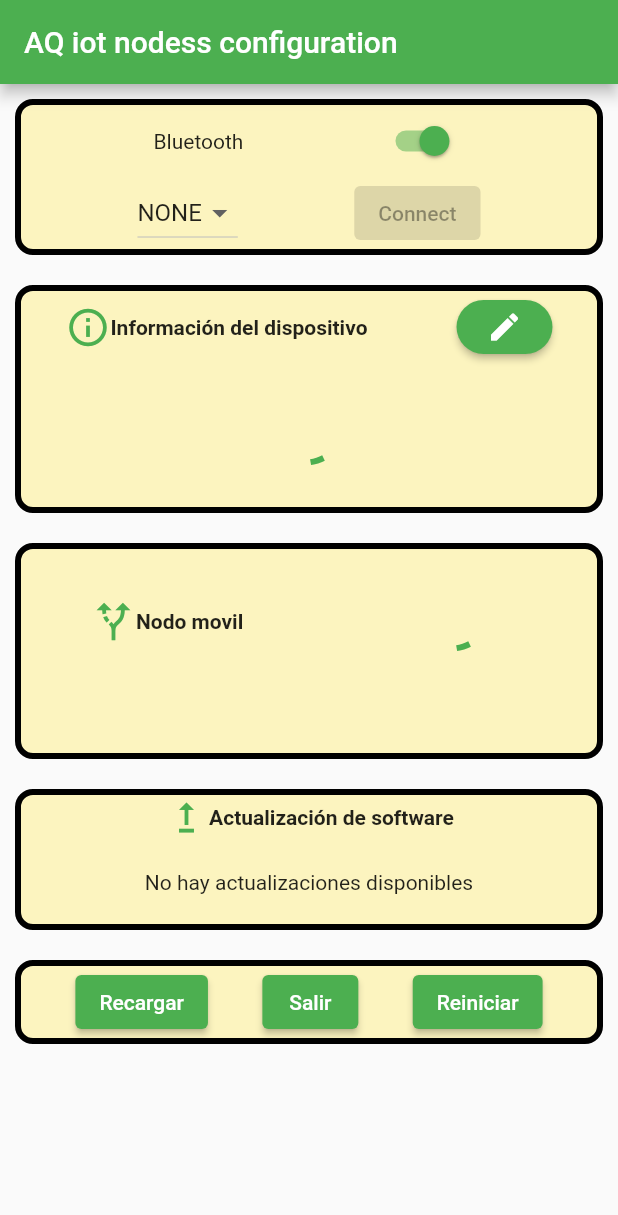
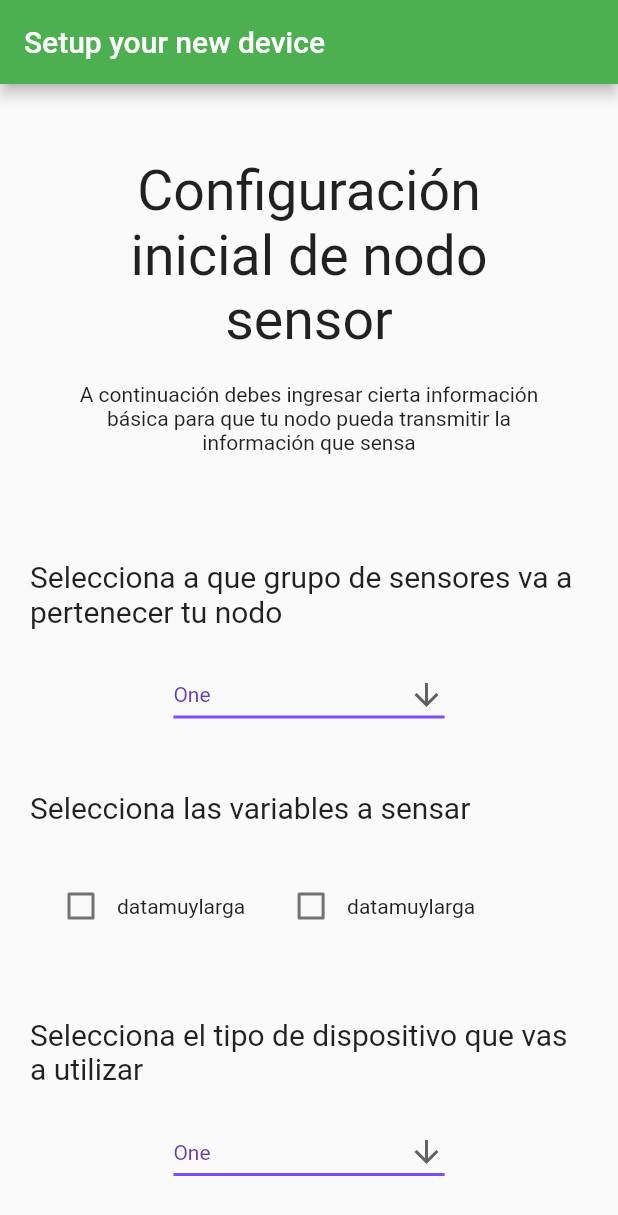
Before and after one commit to IoT-for-Air-Quality/aq_iot_flutter, a Flutter app: the screen it shows after launch, on a phone screen of 412 x 824 dp. Shown: the top 1215 px of the screen. Run offline on Flutter 3.47's test engine with Material 2 defaults, Android fonts, the phone set to English and light mode, and no system bars; our stand-ins replace flutter_bluetooth_serial, geolocator, google_maps_flutter; missing offline and left inert: mqtt_client.

Commit message:
NewDevice

```diff
--- a/lib/MQTTManager.dart
+++ b/lib/MQTTManager.dart
@@ -17,7 +17,7 @@ class MQTTManager {
         _host = host;
 
   void initializeMQTTClient() {
-    _client = MqttServerClient("test.mosquitto.org", '');
+    _client = MqttServerClient("35.237.59.165", '');
     _client!.port = 1883;
     _client!.keepAlivePeriod = 20;
     _client!.onDisconnected = onDisconnected;
--- /dev/null
+++ b/lib/NewDevice.dart
@@ -0,0 +1,405 @@
+import 'package:flutter/material.dart';
+import 'package:flutter/foundation.dart';
+import 'dart:async';
+import 'package:google_maps_flutter/google_maps_flutter.dart';
+import 'package:geolocator/geolocator.dart';
+import 'package:flutter/gestures.dart';
+
+class NewDevice extends StatefulWidget {
+  NewDevice({Key? key}) : super(key: key);
+
+  @override
+  _NewDeviceState createState() => _NewDeviceState();
+}
+
+class _NewDeviceState extends State<NewDevice> {
+  double latitude = 0;
+  double longitude = 0;
+
+  void _submit() {}
+  Future<Position> _determinePosition() async {
+    bool serviceEnabled;
+    LocationPermission permission;
+
+    // Test if location services are enabled.
+    serviceEnabled = await Geolocator.isLocationServiceEnabled();
+    if (!serviceEnabled) {
+      // Location services are not enabled don't continue
+      // accessing the position and request users of the
+      // App to enable the location services.
+      return Future.error('Location services are disabled.');
+    }
+
+    permission = await Geolocator.checkPermission();
+    if (permission == LocationPermission.denied) {
+      permission = await Geolocator.requestPermission();
+      if (permission == LocationPermission.denied) {
+        // Permissions are denied, next time you could try
+        // requesting permissions again (this is also where
+        // Android's shouldShowRequestPermissionRationale
+        // returned true. According to Android guidelines
+        // your App should show an explanatory UI now.
+        return Future.error('Location permissions are denied');
+      }
+    }
+
+    if (permission == LocationPermission.deniedForever) {
+      // Permissions are denied forever, handle appropriately.
+      return Future.error(
+          'Location permissions are permanently denied, we cannot request permissions.');
+    }
+
+    // When we reach here, permissions are granted and we can
+    // continue accessing the position of the device.
+    return await Geolocator.getCurrentPosition();
+  }
+
+  Completer<GoogleMapController> _controller = Completer();
+
+  static final CameraPosition _kGooglePlex = CameraPosition(
+    target: LatLng(37.42796133580664, -122.085749655962),
+    zoom: 14.4746,
+  );
+
+  static final CameraPosition _kLake = CameraPosition(
+      bearing: 192.8334901395799,
+      target: LatLng(37.43296265331129, -122.08832357078792),
+      tilt: 59.440717697143555,
+      zoom: 19.151926040649414);
+  String dropdownValue = 'One';
+  bool isChecked = false;
+
+  @override
+  Widget build(BuildContext context) {
+    return Scaffold(
+        appBar: AppBar(
+          title: const Text('Setup your new device'),
+        ),
+        body: Container(
+          child: SingleChildScrollView(
+            child: Container(
+                child: Column(
+              children: [
+                Container(
+                  margin: const EdgeInsets.all(50.0),
+                  alignment: Alignment.center,
+                  decoration: BoxDecoration(),
+                  child: Column(
+                    children: [
+                      Row(
+                        mainAxisAlignment: MainAxisAlignment.spaceEvenly,
+                        children: [
+                          Flexible(
+                            child: Text(
+                              'Configuración inicial de nodo sensor',
+                              textAlign: TextAlign.center,
+                              style: TextStyle(
+                                fontSize: 37,
+                              ),
+                            ),
+                          )
+                        ],
+                      ),
+                      Row(
+                        mainAxisAlignment: MainAxisAlignment.spaceEvenly,
+                        children: [
+                          Flexible(
+                              child: Padding(
+                            padding: const EdgeInsets.only(
+                              top: 20,
+                            ),
+                            child: Text(
+                              'A continuación debes ingresar cierta información básica para que tu nodo pueda transmitir la información que sensa',
+                              textAlign: TextAlign.center,
+                            ),
+                          ))
+                        ],
+                      )
+                    ],
+                  ),
+                ),
+                Container(
+                  margin: const EdgeInsets.all(20.0),
+                  alignment: Alignment.center,
+                  decoration: BoxDecoration(),
+                  child: Column(
+                    children: [
+                      Row(
+                        children: [
+                          Flexible(
+                            child: Text(
+                              'Selecciona a que grupo de sensores va a pertenecer tu nodo',
+                              textAlign: TextAlign.left,
+                              style: TextStyle(
+                                fontSize: 20,
+                              ),
+                            ),
+                          )
+                        ],
+                      ),
+                      Row(
+                        mainAxisAlignment: MainAxisAlignment.spaceEvenly,
+                        children: [
+                          Flexible(
+                              child: Padding(
+                                  padding: const EdgeInsets.only(
+                                    top: 20,
+                                    bottom: 40,
+                                  ),
+                                  child: DropdownButton<String>(
+                                    value: dropdownValue,
+                                    icon: const Icon(Icons.arrow_downward),
+                                    iconSize: 24,
+                                    elevation: 16,
+                                    style: const TextStyle(
+                                        color: Colors.deepPurple),
+                                    underline: Container(
+                                      height: 2,
+                                      color: Colors.deepPurpleAccent,
+                                    ),
+                                    onChanged: (String? newValue) {
+                                      setState(() {
+                                        dropdownValue = newValue!;
+                                      });
+                                    },
+                                    items: <String>[
+                                      'One',
+                                      'Two',
+                                      'Free',
+                                      'Universidad de los Andes'
+                                    ].map<DropdownMenuItem<String>>(
+                                        (String value) {
+                                      return DropdownMenuItem<String>(
+                                        value: value,
+                                        child: Text(value),
+                                      );
+                                    }).toList(),
+                                  )))
+                        ],
+                      ),
+                      Row(
+                        children: [
+                          Flexible(
+                            child: Text(
+                              'Selecciona las variables a sensar',
+                              textAlign: TextAlign.left,
+                              style: TextStyle(
+                                fontSize: 20,
+                              ),
+                            ),
+                          )
+                        ],
+                      ),
+                      Row(
+                        mainAxisAlignment: MainAxisAlignment.spaceEvenly,
+                        children: [
+                          Flexible(
+                              child: Padding(
+                                  padding: const EdgeInsets.only(
+                                    top: 20,
+                                    bottom: 40,
+                                  ),
+                                  child: Row(
+                                    children: [
+                                      Column(
+                                        children: [
+                                          Padding(
+                                            padding: const EdgeInsets.all(10),
+                                            child: Row(
+                                              children: [
+                                                Checkbox(
+                                                  checkColor: Colors.white,
+                                                  value: isChecked,
+                                                  onChanged: (bool? value) {
+                                                    setState(() {
+                                                      isChecked = value!;
+                                                    });
+                                                  },
+                                                ),
+                                                Text('datamuylarga')
+                                              ],
+                                            ),
+                                          )
+                                        ],
+                                      ),
+                                      Column(
+                                        children: [
+                                          Padding(
+                                            padding: const EdgeInsets.all(10),
+                                            child: Row(
+                                              children: [
+                                                Checkbox(
+                                                  checkColor: Colors.white,
+                                                  value: isChecked,
+                                                  onChanged: (bool? value) {
+                                                    setState(() {
+                                                      isChecked = value!;
+                                                    });
+                                                  },
+                                                ),
+                                                Text('datamuylarga')
+                                              ],
+                                            ),
+                                          )
+                                        ],
+                                      ),
+                                    ],
+                                  ))),
+                        ],
+                      ),
+                      Row(
+                        children: [
+                          Flexible(
+                            child: Text(
+                              'Selecciona el tipo de dispositivo que vas a utilizar',
+                              textAlign: TextAlign.left,
+                              style: TextStyle(
+                                fontSize: 20,
+                              ),
+                            ),
+                          )
+                        ],
+                      ),
+                      Row(
+                        mainAxisAlignment: MainAxisAlignment.spaceEvenly,
+                        children: [
+                          Flexible(
+                              child: Padding(
+                                  padding: const EdgeInsets.only(
+                                    top: 20,
+                                    bottom: 40,
+                                  ),
+                                  child: DropdownButton<String>(
+                                    value: dropdownValue,
+                                    icon: const Icon(Icons.arrow_downward),
+                                    iconSize: 24,
+                                    elevation: 16,
+                                    style: const TextStyle(
+                                        color: Colors.deepPurple),
+                                    underline: Container(
+                                      height: 2,
+                                      color: Colors.deepPurpleAccent,
+                                    ),
+                                    onChanged: (String? newValue) {
+                                      setState(() {
+                                        dropdownValue = newValue!;
+                                      });
+                                    },
+                                    items: <String>[
+                                      'One',
+                                      'Dinámico',
+                                      'Free',
+                                      'Universidad de los Andes'
+                                    ].map<DropdownMenuItem<String>>(
+                                        (String value) {
+                                      return DropdownMenuItem<String>(
+                                        value: value,
+                                        child: Text(value),
+                                      );
+                                    }).toList(),
+                                  )))
+                        ],
+                      ),
+                      Row(
+                        children: [
+                          Flexible(
+                            child: Text(
+                              'Define la ubicación de tu dispositivo.',
+                              textAlign: TextAlign.left,
+                              style: TextStyle(
+                                fontSize: 20,
+                              ),
+                            ),
+                          )
+                        ],
+                      ),
+                      FutureBuilder<Position>(
+                        future:
+                            _determinePosition(), // a previously-obtained Future<String> or null
+                        builder: (BuildContext context,
+                            AsyncSnapshot<Position> snapshot) {
+                          Widget child;
+                          if (snapshot.hasData) {
+                            child = Row(
+                              mainAxisAlignment: MainAxisAlignment.spaceEvenly,
+                              children: [
+                                Container(
+                                  height: 310,
+                                  width: 310,
+                                  child: GoogleMap(
+                                      gestureRecognizers: <
+                                          Factory<
+                                              OneSequenceGestureRecognizer>>[
+                                        new Factory<
+                                            OneSequenceGestureRecognizer>(
+                                          () => new EagerGestureRecognizer(),
+                                        ),
+                                      ].toSet(),
+                                      mapType: MapType.normal,
+                                      myLocationEnabled: true,
+                                      markers: [
+                                        Marker(
+                                          markerId: MarkerId("1"),
+                                          position: LatLng(latitude, longitude),
+                                        )
+                                      ].toSet(),
+                                      onCameraMove: (object) => {
+                                            setState(() {
+                                              latitude = object.target.latitude;
+                                              longitude =
+                                                  object.target.longitude;
+                                            })
+                                          },
+                                      initialCameraPosition: CameraPosition(
+                                        target: LatLng(snapshot.data!.latitude,
+                                            snapshot.data!.longitude),
+                                        zoom: 14.4746,
+                                      ),
+                                      onMapCreated:
+                                          (GoogleMapController controller) {
+                                        _controller.complete(controller);
+                                      }),
+                                ),
+                              ],
+                            );
+                            ;
+                          } else if (snapshot.hasError) {
+                            child = Padding(
+                              padding: const EdgeInsets.only(top: 16),
+                              child: Text('Error: ${snapshot.error}'),
+                            );
+                          } else {
+                            child = SizedBox(
+                              child: CircularProgressIndicator(),
+                              width: 60,
+                              height: 60,
+                            );
+                          }
+                          return Center(
+                            child: Padding(
+                              padding: EdgeInsets.all(20),
+                              child: child,
+                            ),
+                          );
+                        },
+                      ),
+                      Row(
+                        mainAxisAlignment: MainAxisAlignment.spaceEvenly,
+                        children: [
+                          Flexible(
+                            child: ElevatedButton(
+                              onPressed: _submit,
+                              child: Text('Finalizar'),
+                            ),
+                          ),
+                        ],
+                      ),
+                    ],
+                  ),
+                ),
+              ],
+            )),
+          ),
+        ));
+  }
+}
--- a/lib/Route.dart
+++ b/lib/Route.dart
@@ -27,8 +27,7 @@ class _DeviceRouteState extends State<DeviceRoute> {
   StreamSubscription<Position>? _positionStreamSubscription;
   StreamSubscription<ServiceStatus>? _serviceStatusStreamSubscription;
   bool positionStreamStarted = false;
-  MQTTManager manager =
-      MQTTManager(host: "test.mosquitto.org", identifier: "Yo");
+  MQTTManager manager = MQTTManager(host: "35.237.59.165", identifier: "Yo");
 
   static const topicLat = 'AQ/ESP32/LAT';
   static const topicLon = 'AQ/ESP32/LON';
--- a/lib/main.dart
+++ b/lib/main.dart
@@ -1,5 +1,6 @@
 import 'package:flutter/material.dart';
 import './MainPage.dart';
+import './NewDevice.dart';
 
 void main() {
   runApp(MyApp());
@@ -73,7 +74,7 @@ class _MyHomePageState extends State<MyHomePage> {
       theme: ThemeData(
         primarySwatch: Colors.green,
       ),
-      home: MainPage(),
+      home: NewDevice(),
     );
   }
 }
--- /dev/null
+++ b/lib/models/Device.dart
@@ -0,0 +1,28 @@
+class Device {
+  final int id;
+  final double lat;
+  final double long;
+  final String type;
+  final int organization;
+  final bool display;
+
+  Device({
+    required this.id,
+    required this.lat,
+    required this.long,
+    required this.type,
+    required this.organization,
+    required this.display,
+  });
+
+  factory Device.fromJson(Map<String, dynamic> json) {
+    return Device(
+      id: json['id'],
+      lat: json['lat'],
+      long: json['long'],
+      type: json['type'],
+      organization: json['organization'],
+      display: json['display'],
+    );
+  }
+}
--- /dev/null
+++ b/lib/models/Organization.dart
@@ -0,0 +1,27 @@
+class Organization {
+  final int id;
+  final String name;
+
+  Organization({
+    required this.id,
+    required this.name,
+  });
+
+  factory Organization.fromJson(Map<String, dynamic> json) {
+    return Organization(
+      id: json['id'],
+      name: json['name'],
+    );
+  }
+
+  static getOrganizations(List<Map<String, dynamic>> data) {
+    List<Organization> organtions = [];
+    for (var element in data) {
+      organtions.add(Organization(
+        id: element['id'],
+        name: element['name'],
+      ));
+    }
+    return organtions;
+  }
+}
--- /dev/null
+++ b/lib/services/HttpService.dart
@@ -0,0 +1,15 @@
+import 'dart:convert';
+import 'package:http/http.dart';
+import '../models/Organization.dart';
+
+class HttpService {
+  final URL = '';
+  Future<Organization> getOrganizations() async {
+    final response = await get(Uri.parse(URL));
+    if (response.statusCode == 200) {
+      return Organization.getOrganizations(jsonDecode(response.body));
+    } else {
+      throw Exception('Failed to load album');
+    }
+  }
+}
--- a/pubspec.yaml
+++ b/pubspec.yaml
@@ -31,6 +31,8 @@ dependencies:
   flutter_bluetooth_serial: ^0.4.0
   mqtt_client: ^9.6.1
   geolocator: ^7.6.2
+  google_maps_flutter: ^2.0.11
+  http: ^0.13.4
 
 dev_dependencies:
   flutter_test:
```
Also changed, not shown: pubspec.lock, 3 other files.
